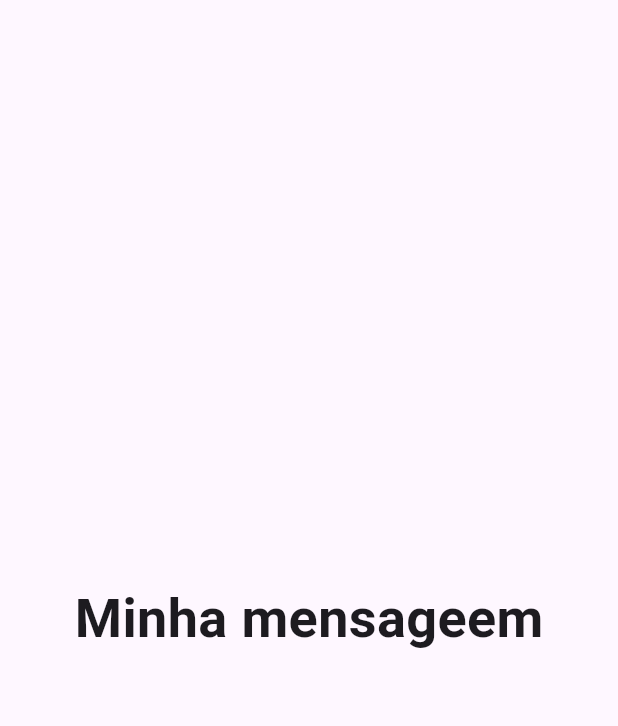
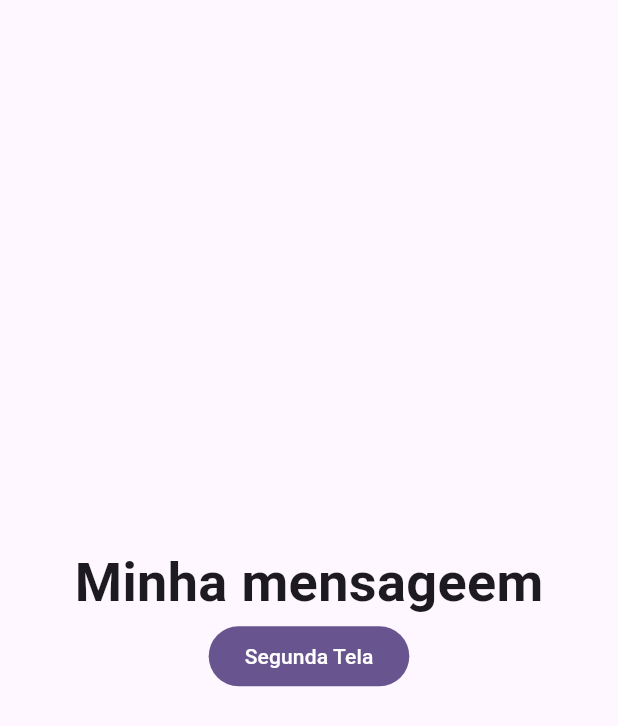
Before and after one commit to wstagf/ConstrucaoSoft-Flutter-Fatesg-2025.2, a Flutter app: the screen it shows after launch, on a phone screen of 412 x 824 dp. Shown: the top 726 px of the screen. Run offline on Flutter 3.47's test engine with Material 3 defaults, Android fonts, the phone set to English and light mode, and no system bars.

Commit message:
criado segunda pagina

```diff
--- a/Aula07/gerenciaestados/analysis_options.yaml
+++ b/Aula07/gerenciaestados/analysis_options.yaml
@@ -26,3 +26,6 @@ linter:
 
 # Additional information about this file can be found at
 # https://dart.dev/guides/language/analysis-options
+
+formatter:
+  trailing_commas: preserve
--- a/Aula07/gerenciaestados/lib/home_page.dart
+++ b/Aula07/gerenciaestados/lib/home_page.dart
@@ -1,4 +1,5 @@
 import 'package:flutter/material.dart';
+import 'package:gerenciaestados/segunda_pagina.dart';
 
 class HomePage extends StatelessWidget {
   String mensagem;
@@ -14,9 +15,42 @@ class HomePage extends StatelessWidget {
   Widget build(BuildContext context) {
     return Scaffold(
       body: Center(
-        child: Text(
-          mensagem,
-          style: TextStyle(fontSize: 36, fontWeight: FontWeight.bold),
+        child: Column(
+          mainAxisAlignment: MainAxisAlignment.center,
+          children: [
+            Text(
+              mensagem,
+              style: TextStyle(fontSize: 36, fontWeight: FontWeight.bold),
+            ),
+
+            // componete para reutilizar o layout do material design
+            FilledButton(
+              onPressed: () {
+                Navigator.push(
+                  context,
+                  MaterialPageRoute(
+                    builder: (builder) => SegundaPagina(),
+                  ),
+                );
+              },
+              child: Text("Segunda Tela"),
+            ),
+
+            // componente para quando precisamos fazer um botao
+            // e queremos definir o layout dele completamente
+            // InkWell(
+            //   onTap: () {},
+
+            //   child: Container(
+            //     padding: EdgeInsets.all(10),
+            //     decoration: BoxDecoration(
+            //       color: Colors.blue,
+            //       borderRadius: BorderRadius.circular(40),
+            //     ),
+            //     child: Text("Segunda Tela"),
+            //   ),
+            // ),
+          ],
         ),
       ),
     );
```
Also changed, not shown: Aula07/gerenciaestados/lib/segunda_pagina.dart (added, +24 -0 lines).
